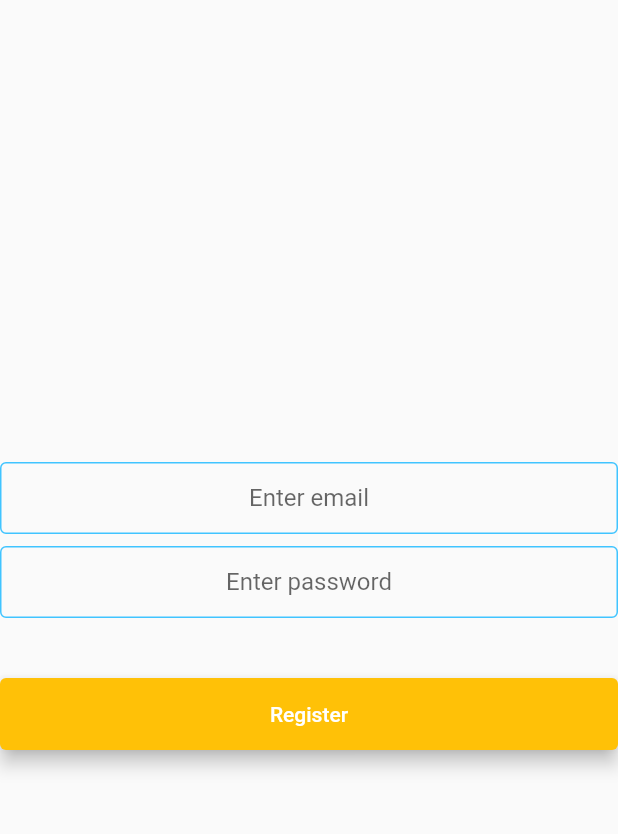
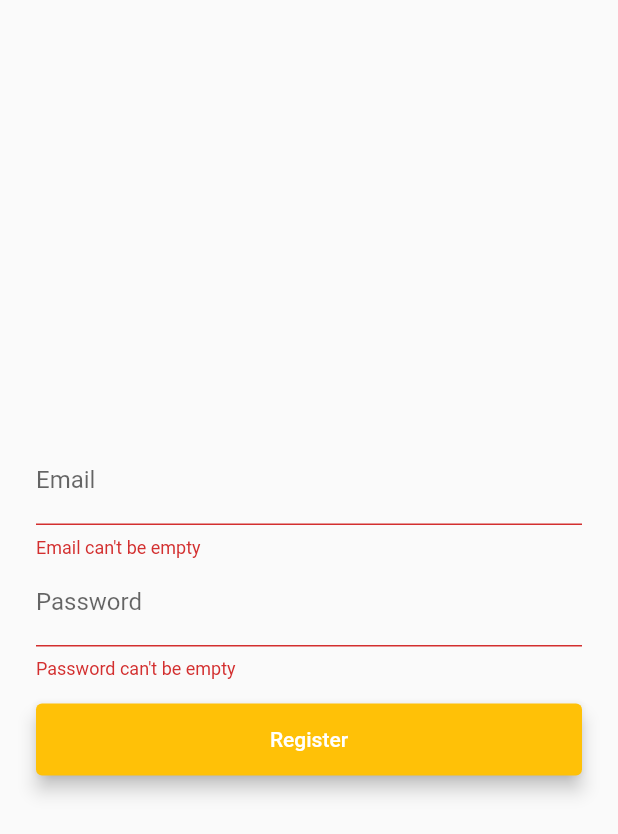
Before and after one commit to Ishchik/delivery_app, a Flutter app: the RegistrationScreen screen opened directly, after a tap on "Register", on a phone screen of 412 x 824 dp. Shown: the top 834 px of the screen. Run offline on Flutter 3.47's test engine with Material 2 defaults, Android fonts, the phone set to English and light mode, and no system bars; our stand-ins replace cloud_firestore, firebase_auth, firebase_storage, image_picker, modal_progress_hud; accounts and stored records are empty.

Commit message:
reworked TextField with TextFormField in Login and Register screens. Restructured Login and Register screens

```diff
--- a/lib/screens/registration_screen.dart
+++ b/lib/screens/registration_screen.dart
@@ -1,7 +1,6 @@
 import 'package:flutter/material.dart';
 import 'package:delivery_app/widgets/common_widgets/big_button.dart';
 import 'package:firebase_auth/firebase_auth.dart';
-import 'package:delivery_app/constants.dart';
 import 'package:provider/provider.dart';
 import 'package:delivery_app/models/user_data.dart';
 import 'package:modal_progress_hud/modal_progress_hud.dart';
@@ -14,64 +13,62 @@ class RegistrationScreen extends StatefulWidget {
 }
 
 class _RegistrationScreenState extends State<RegistrationScreen> {
-  String email;
-  String password;
-  bool _loading = false;
+  final _formKey = GlobalKey<FormState>();
 
-  void startLoading() {
+  String _email;
+  String _password;
+  bool _processing = false;
+
+  void startProcessing() {
     setState(() {
-      _loading = true;
+      _processing = true;
     });
   }
 
-  void stopLoading() {
+  void stopProcessing() {
     setState(() {
-      _loading = false;
+      _processing = false;
     });
   }
 
-  @override
-  Widget build(BuildContext context) {
-    return Scaffold(
-      body: ModalProgressHUD(
-        child: Column(
-          mainAxisAlignment: MainAxisAlignment.center,
-          crossAxisAlignment: CrossAxisAlignment.stretch,
-          children: <Widget>[
-            TextField(
-              keyboardType: TextInputType.emailAddress,
-              textAlign: TextAlign.center,
-              onChanged: (value) {
-                email = value;
-              },
-              decoration:
-                  kTextFieldDecoration.copyWith(hintText: 'Enter email'),
-            ),
-            SizedBox(
-              height: 8.0,
-            ),
-            TextField(
-              obscureText: true,
-              textAlign: TextAlign.center,
-              onChanged: (value) {
-                password = value;
-              },
-              decoration:
-                  kTextFieldDecoration.copyWith(hintText: 'Enter password'),
-            ),
-            SizedBox(
-              height: 24.0,
-            ),
-            BigButton(
-              buttonColor: Color(0xFFFFC107),
-              textColor: Colors.white,
-              onPressed: () async {
+  String validateUsername(String email) {
+    if (email.isEmpty) {
+      return 'Email can\'t be empty';
+    }
+
+    if (!email.contains('@') && !email.contains('.')) {
+      return 'Incorrect email input';
+    }
+
+    return null;
+  }
+
+  String validatePassword(String password) {
+    if (password.isEmpty) {
+      return 'Password can\'t be empty';
+    }
+
+    if (password.length < 6) {
+      return 'Password must contain atleast 6 characters';
+    }
+
+    if (password.contains('/')) {
+      return 'Password can\'t contain characters ...';
+    }
+
+    return null;
+  }
+
+  void submit(BuildContext context) async {
+    if (_formKey.currentState.validate()) {
+      _formKey.currentState.save();
       try {
-                  startLoading();
+        startProcessing();
+        FocusScope.of(context).unfocus();
 
         final newUser = await _auth.createUserWithEmailAndPassword(
-                    email: email,
-                    password: password,
+          email: _email,
+          password: _password,
         );
 
         if (newUser != null) {
@@ -79,22 +76,53 @@ class _RegistrationScreenState extends State<RegistrationScreen> {
           _user.sendEmailVerification();
           print('verification link has been sent to your email');
           await Provider.of<UserData>(context, listen: false)
-                        .initNewUser(email);
-                    stopLoading();
-
+              .initNewUser(_email);
+          stopProcessing();
           Navigator.pop(context);
         }
       } catch (e) {
-                  stopLoading();
-
+        stopProcessing();
         print(e);
       }
-              },
+    }
+  }
+
+  @override
+  Widget build(BuildContext context) {
+    return Scaffold(
+      body: ModalProgressHUD(
+        child: Padding(
+          padding: EdgeInsets.all(24.0),
+          child: Form(
+            key: _formKey,
+            child: Column(
+              mainAxisAlignment: MainAxisAlignment.center,
+              crossAxisAlignment: CrossAxisAlignment.stretch,
+              children: <Widget>[
+                TextFormField(
+                  decoration: InputDecoration(
+                      hintText: 'Enter email', labelText: 'Email'),
+                  validator: validateUsername,
+                  onSaved: (value) => _email = value,
+                ),
+                TextFormField(
+                  obscureText: true,
+                  decoration: InputDecoration(
+                      hintText: 'Enter password', labelText: 'Password'),
+                  validator: validatePassword,
+                  onSaved: (value) => _password = value,
+                ),
+                BigButton(
+                  textColor: Colors.white,
+                  buttonColor: Color(0xFFFFC107),
+                  onPressed: () => submit(context),
                   text: 'Register',
-            ),
+                )
               ],
             ),
-        inAsyncCall: _loading,
+          ),
+        ),
+        inAsyncCall: _processing,
       ),
     );
   }
```
Also changed, not shown: lib/screens/login_screen.dart (+84 -60 lines). Lines whose indentation alone changed are shown as unchanged.
